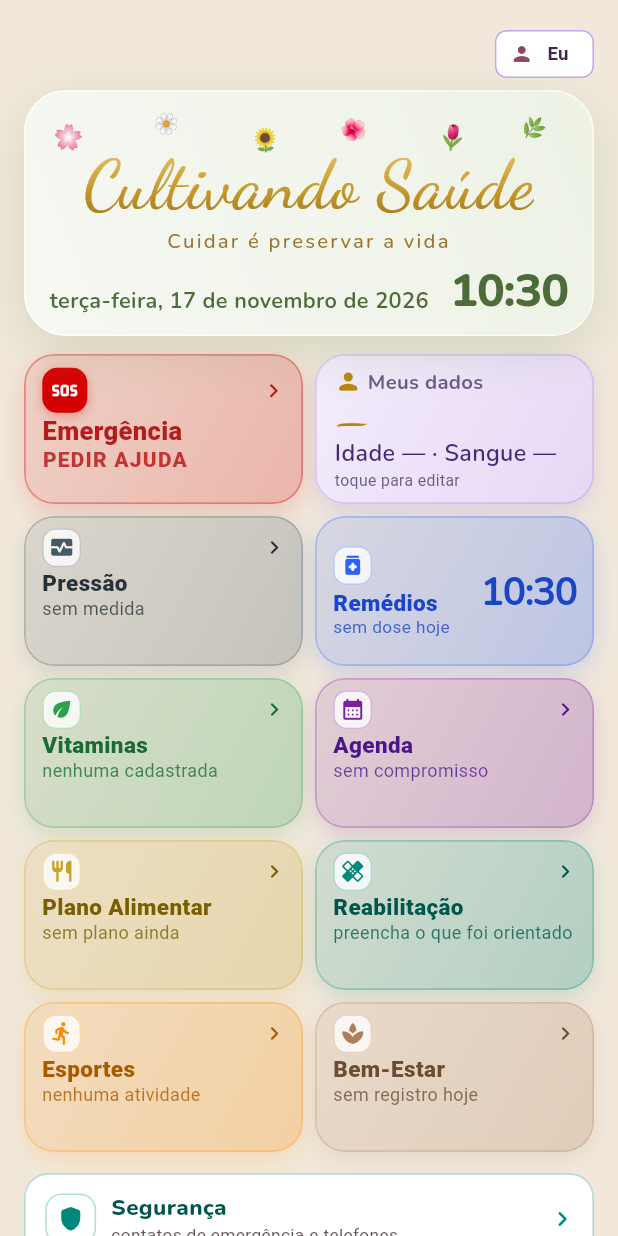
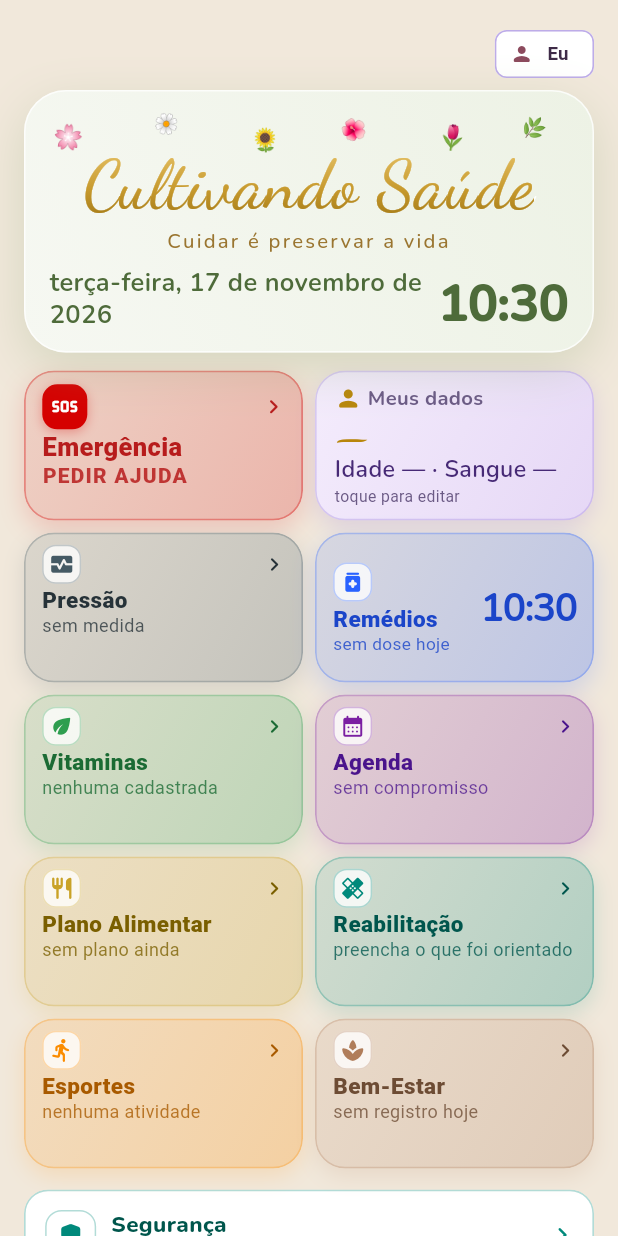
Before and after one commit to ZZ-29/cultivando-saude, a Flutter app: the screen it shows after launch, on a phone screen of 412 x 824 dp. Run offline on Flutter 3.47's test engine with Material 3 defaults, Android fonts, the phone set to English and light mode, and no system bars; our stand-ins replace sqflite; accounts and stored records are empty.

Commit message:
feat: grade fixa em 2 colunas + data maior no card da marca (v2.0.2)

```diff
--- a/lib/core/widgets/cartao_dashboard.dart
+++ b/lib/core/widgets/cartao_dashboard.dart
@@ -166,29 +166,27 @@ class _CartaoDashboardState extends State<CartaoDashboard>
                   ],
 
                   // Data à esquerda e relógio grande à direita.
+                  //
+                  // A data **não** usa FittedBox: encolhida para caber numa
+                  // linha ela ficava ilegível no celular. Aqui ela tem 17px e
+                  // quebra em duas linhas quando precisa.
                   const SizedBox(height: 10),
                   Row(
                     crossAxisAlignment: CrossAxisAlignment.end,
                     children: <Widget>[
                       Expanded(
-                        child: Align(
-                          alignment: Alignment.centerLeft,
-                          child: FittedBox(
-                            fit: BoxFit.scaleDown,
-                            alignment: Alignment.centerLeft,
                         child: Text(
                           _dataLonga(_agora),
-                              maxLines: 1,
+                          maxLines: 2,
+                          softWrap: true,
                           style: const TextStyle(
                             fontFamily: 'Nunito',
                             fontVariations: <ui.FontVariation>[
                               ui.FontVariation('wght', 650),
                             ],
-                                fontSize: 14.5,
-                                height: 1.15,
+                            fontSize: 17,
+                            height: 1.22,
                             color: AppColors.salviaTexto,
-                              ),
-                            ),
                           ),
                         ),
                       ),
@@ -200,7 +198,7 @@ class _CartaoDashboardState extends State<CartaoDashboard>
                           fontVariations: <ui.FontVariation>[
                             ui.FontVariation('wght', 800),
                           ],
-                          fontSize: 31,
+                          fontSize: 34,
                           height: 1.0,
                           letterSpacing: -0.8,
                           color: AppColors.salviaTexto,
--- a/lib/core/widgets/cartao_grade.dart
+++ b/lib/core/widgets/cartao_grade.dart
@@ -39,6 +39,13 @@ class CartaoGrade extends StatelessWidget {
   Widget build(BuildContext context) {
     final Color corTexto = config.corBotao;
 
+    return LayoutBuilder(
+      builder: (BuildContext context, BoxConstraints limites) {
+        // Duas colunas em celular estreito deixam o card com ~140px: aí o
+        // texto do rodapé ocupa UMA linha (em vez de duas) para não estourar
+        // a altura fixa de 100px.
+        final bool estreito = limites.maxWidth < 160;
+
         return Container(
           decoration: BoxDecoration(
             borderRadius: BorderRadius.circular(raio),
@@ -72,9 +79,7 @@ class CartaoGrade extends StatelessWidget {
               ),
               child: InkWell(
                 onTap: aoTocar,
-            child: Stack(
-              children: <Widget>[
-                Padding(
+                child: Padding(
                   padding: const EdgeInsets.fromLTRB(11, 7, 9, 7),
                   child: Column(
                     crossAxisAlignment: CrossAxisAlignment.start,
@@ -82,8 +87,8 @@ class CartaoGrade extends StatelessWidget {
                       Row(
                         children: <Widget>[
                           Container(
-                            width: 26,
-                            height: 26,
+                            width: estreito ? 24 : 26,
+                            height: estreito ? 24 : 26,
                             decoration: BoxDecoration(
                               // Fundo claro para o glifo colorido aparecer.
                               color: Colors.white.withValues(alpha: 0.78),
@@ -96,7 +101,7 @@ class CartaoGrade extends StatelessWidget {
                             child: Icon(
                               config.icone,
                               color: config.cor,
-                              size: 17,
+                              size: estreito ? 15 : 17,
                             ),
                           ),
                           const Spacer(),
@@ -114,7 +119,7 @@ class CartaoGrade extends StatelessWidget {
                         maxLines: 1,
                         overflow: TextOverflow.ellipsis,
                         style: TextStyle(
-                          fontSize: 15,
+                          fontSize: estreito ? 14 : 15,
                           fontWeight: FontWeight.w800,
                           height: 1.1,
                           color: corTexto,
@@ -124,10 +129,10 @@ class CartaoGrade extends StatelessWidget {
                       Expanded(
                         child: Text(
                           texto ?? config.texto,
-                          maxLines: 2,
+                          maxLines: estreito ? 1 : 2,
                           overflow: TextOverflow.ellipsis,
                           style: TextStyle(
-                            fontSize: 12,
+                            fontSize: estreito ? 11.5 : 12,
                             height: 1.15,
                             color: corTexto.withValues(alpha: 0.78),
                           ),
@@ -136,11 +141,11 @@ class CartaoGrade extends StatelessWidget {
                     ],
                   ),
                 ),
-              ],
-            ),
               ),
             ),
           ),
         );
+      },
+    );
   }
 }
--- a/lib/core/widgets/cartao_remedios.dart
+++ b/lib/core/widgets/cartao_remedios.dart
@@ -227,7 +227,16 @@ class CartaoRemediosState extends State<CartaoRemedios> {
                             ),
                           ),
                           const SizedBox(width: 6),
-                          Text(
+                          // O relógio tem largura máxima (5 dígitos) e encolhe
+                          // dentro dela: em tela estreita ou com a fonte do
+                          // sistema aumentada ele reduz em vez de estourar.
+                          ConstrainedBox(
+                            constraints: BoxConstraints(
+                              maxWidth: corpoHora * 3.1,
+                            ),
+                            child: FittedBox(
+                              fit: BoxFit.scaleDown,
+                              child: Text(
                                 _hora,
                                 style: TextStyle(
                                   fontFamily: 'Nunito',
@@ -238,6 +247,8 @@ class CartaoRemediosState extends State<CartaoRemedios> {
                                   height: 1.0,
                                   letterSpacing: -1.0,
                                   color: corTexto,
+                                ),
+                              ),
                             ),
                           ),
                         ],
--- a/lib/features/dashboard/presentation/dashboard_page.dart
+++ b/lib/features/dashboard/presentation/dashboard_page.dart
@@ -247,8 +247,13 @@ class _DashboardPageState extends State<DashboardPage> {
             SliverPadding(
               padding: const EdgeInsets.symmetric(horizontal: 16),
               sliver: SliverGrid(
-                gridDelegate: const SliverGridDelegateWithMaxCrossAxisExtent(
-                  maxCrossAxisExtent: 300,
+                // **Duas colunas sempre.** Com `maxCrossAxisExtent` o número
+                // de colunas era calculado pela largura: em celular estreito
+                // (ou com "tamanho da tela" aumentado nas configurações do
+                // Android) sobrava 1 coluna só — cards empilhados e um vazio
+                // enorme ao lado de cada um.
+                gridDelegate: const SliverGridDelegateWithFixedCrossAxisCount(
+                  crossAxisCount: 2,
                   mainAxisExtent: 100,
                   mainAxisSpacing: 8,
                   crossAxisSpacing: 8,
--- a/pubspec.yaml
+++ b/pubspec.yaml
@@ -16,7 +16,7 @@ publish_to: 'none' # Remove this line if you wish to publish to pub.dev
 # https://developer.apple.com/library/archive/documentation/General/Reference/InfoPlistKeyReference/Articles/CoreFoundationKeys.html
 # In Windows, build-name is used as the major, minor, and patch parts
 # of the product and file versions while build-number is used as the build suffix.
-version: 2.0.1+14
+version: 2.0.2+15
 
 environment:
   sdk: ^3.13.7
```
Lines whose indentation alone changed are shown as unchanged.
